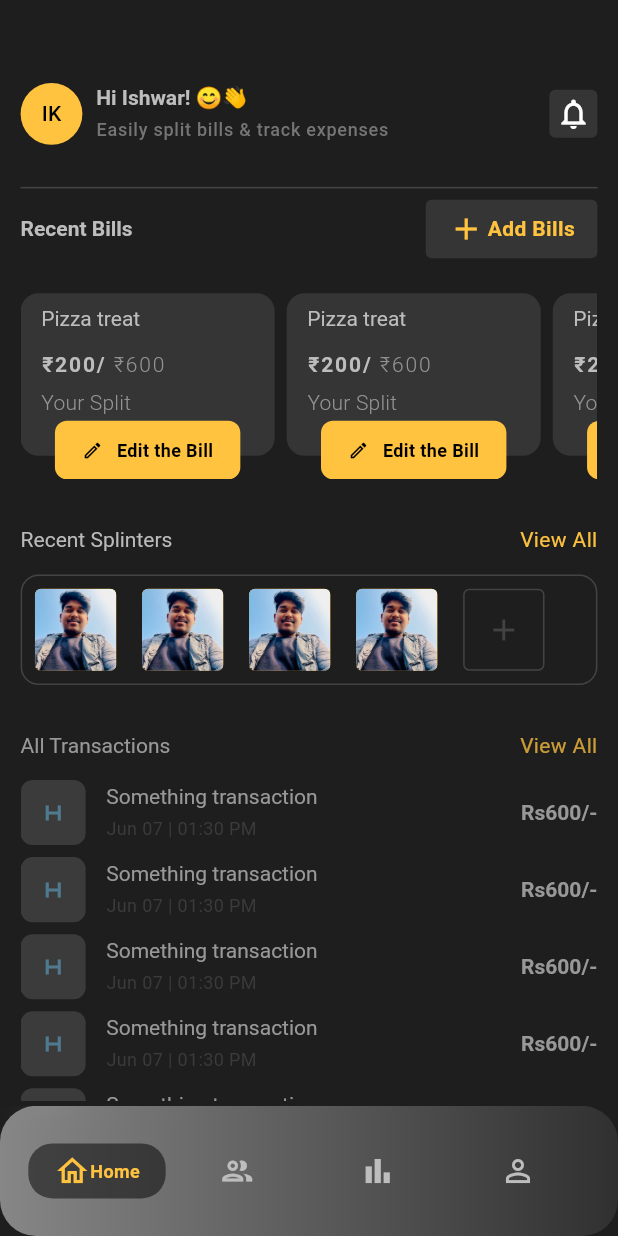
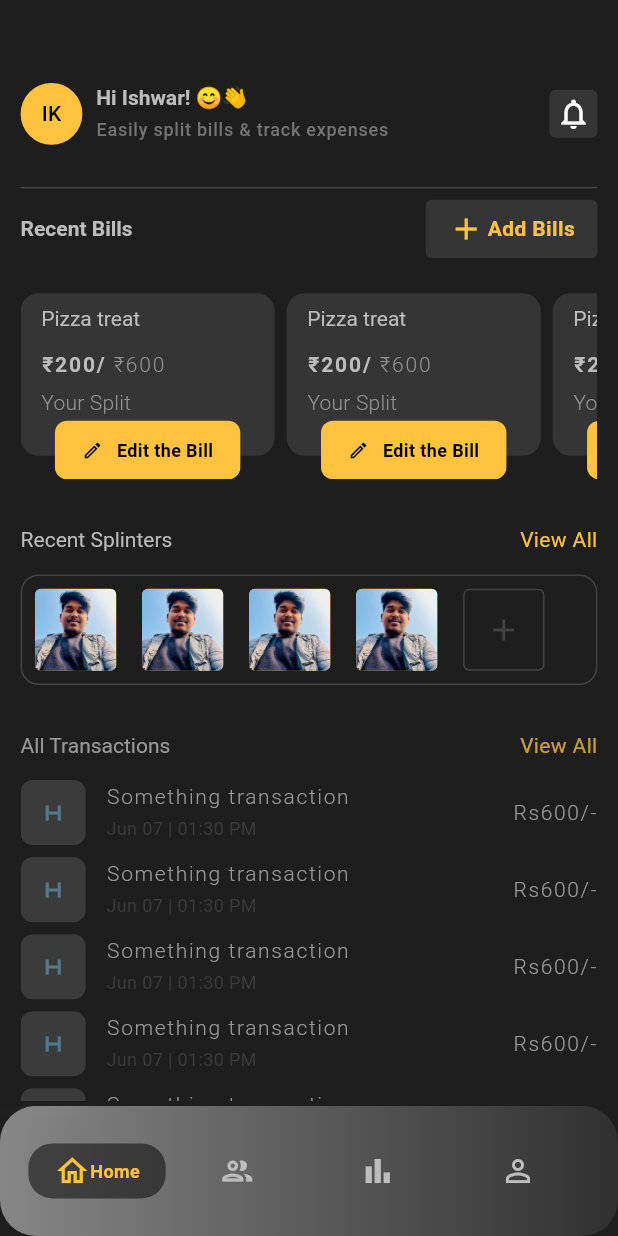
Before and after one commit to NextIshwar/fairshare, a Flutter app: the screen it shows after launch, after a tap on "Login", on a phone screen of 412 x 824 dp. Run offline on Flutter 3.47's test engine with Material 3 defaults, Android fonts, the phone set to English and light mode, and no system bars.

```diff
--- a/fairshare/lib/home/widgets/all_transactions.dart
+++ b/fairshare/lib/home/widgets/all_transactions.dart
@@ -79,7 +79,7 @@ class TransactionCard extends StatelessWidget {
               alignment: Alignment.center,
               child: const Icon(
                 Icons.h_mobiledata,
-                color: const Color.fromARGB(255, 96, 150, 177),
+                color: Color.fromARGB(255, 96, 150, 177),
               ),
             ),
             SizedBox(
@@ -90,10 +90,8 @@ class TransactionCard extends StatelessWidget {
               children: [
                 Text(
                   'Something transaction',
-                  style: Theme.of(context)
-                      .textTheme
-                      .displayMedium!
-                      .copyWith(fontWeight: FontWeight.w400),
+                  style: Theme.of(context).textTheme.displayMedium!.copyWith(
+                      fontWeight: FontWeight.w300, letterSpacing: 1.1),
                 ),
                 SizedBox(
                   height: 4.toMobileHeight,
@@ -111,7 +109,10 @@ class TransactionCard extends StatelessWidget {
         ),
         Text(
           'Rs600/-',
-          style: Theme.of(context).textTheme.displayMedium,
+          style: Theme.of(context)
+              .textTheme
+              .displayMedium!
+              .copyWith(letterSpacing: 1.1, fontWeight: FontWeight.w300),
         )
       ],
     );
--- a/fairshare/lib/login/widgets/login_methods.dart
+++ b/fairshare/lib/login/widgets/login_methods.dart
@@ -16,6 +16,15 @@ class LoginMethods extends StatefulWidget {
 class _LoginMethodsState extends State<LoginMethods> {
   double screenHeight = 0;
   bool startAnimation = false;
+  late FocusNode _userNameFocusNode;
+  late FocusNode _passwordFocusNode;
+
+  @override
+  void dispose() {
+    _userNameFocusNode.dispose();
+    _passwordFocusNode.dispose();
+    super.dispose();
+  }
 
   @override
   void initState() {
@@ -26,13 +35,15 @@ class _LoginMethodsState extends State<LoginMethods> {
         startAnimation = true;
       });
     });
+    _userNameFocusNode = FocusNode();
+    _passwordFocusNode = FocusNode();
   }
 
   @override
   Widget build(BuildContext context) {
     return AnimatedContainer(
       height: widget.height,
-      duration: Duration(seconds: 4),
+      duration: const Duration(seconds: 4),
       child: Column(
         crossAxisAlignment: CrossAxisAlignment.center,
         children: [
@@ -41,6 +52,11 @@ class _LoginMethodsState extends State<LoginMethods> {
             width: SizeConfig.screenWidth - 48,
             hintText: 'Enter your name',
             title: 'User name',
+            focusNode: _userNameFocusNode,
+            textInputAction: TextInputAction.next,
+            onFieldSubmitted: (_) {
+              FocusScope.of(context).requestFocus(_passwordFocusNode);
+            },
           ),
           SizedBox(
             height: 16.toMobileHeight,
@@ -50,6 +66,11 @@ class _LoginMethodsState extends State<LoginMethods> {
             title: 'Password',
             width: SizeConfig.screenWidth - 48,
             hintText: 'Enter your password',
+            focusNode: _passwordFocusNode,
+            textInputAction: TextInputAction.done,
+            onFieldSubmitted: (_) {
+              _passwordFocusNode.unfocus();
+            },
           ),
           SizedBox(
             height: 8.toMobileHeight,
```
Also changed, not shown: fairshare/lib/common/widgets/custom_textbox.dart (+17 -7 lines).
